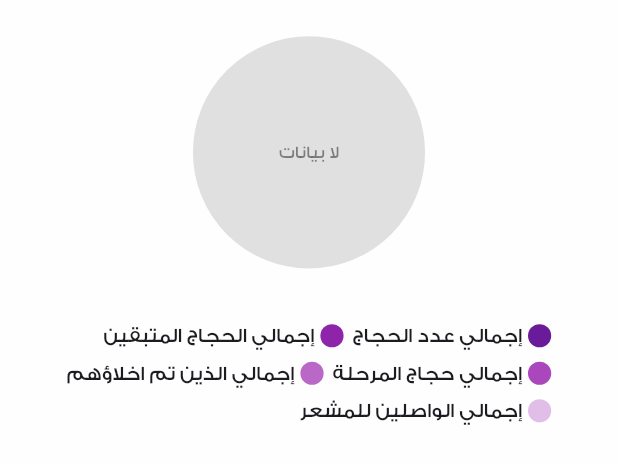
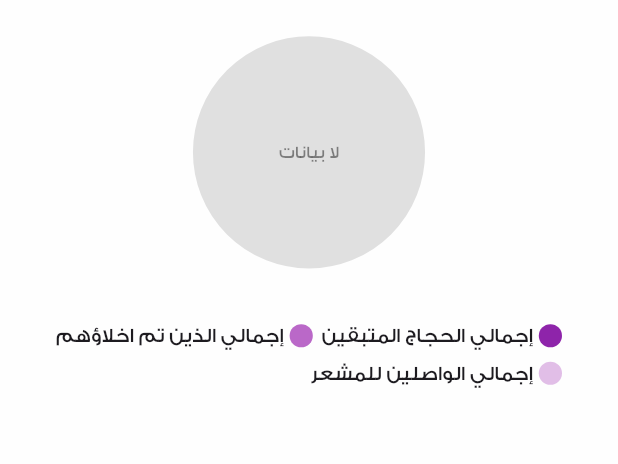
Before and after one commit to AhmadMahdaly/AL-Refadah_App, a Flutter app: the PilgrimsChartAnalysis widget shown alone on an empty page, opened directly with empty values, on a phone screen of 412 x 824 dp. Shown: the top 464 px of the screen. Run offline on Flutter 3.47's test engine with Material 3 defaults, Android fonts, the phone set to English and light mode, and no system bars; drawn by our look-alikes of fl_chart; our stand-ins replace bloc, connectivity_plus, dio, firebase_core, firebase_crashlytics, firebase_messaging and 12 more; accounts and stored records are empty; statements that could not run were skipped.

Commit message:
Add chartColor constant and update chart colors in Buses and Pilgrims analysis: Introduce a new chartColor constant for consistent color usage in pie charts. Update color references in BusesChartAnalysis and PilgrimsChartAnalysis to utilize chartColor, enhancing maintainability and readability.

```diff
--- a/lib/core/themes/colors_constants.dart
+++ b/lib/core/themes/colors_constants.dart
@@ -16,3 +16,4 @@ const kGreenColor = Color(0xFF54A700);
 
 const kAnaDarkColor = Color.fromARGB(255, 126, 0, 99);
 const kAnalysisLightColor = Color.fromARGB(255, 208, 27, 139);
+const chartColor = Colors.purple;
--- a/lib/features/home_page/widgets/dashboard/buses_reports/buses_chart_analysis.dart
+++ b/lib/features/home_page/widgets/dashboard/buses_reports/buses_chart_analysis.dart
@@ -53,7 +53,7 @@ class BusesChartAnalysis extends StatelessWidget {
       PieChartSectionData(
         radius: radius,
         value: allData.totalDepartingBuses?.toDouble(),
-        color: Colors.purple[100],
+        color: chartColor[100],
         title:
             '${((allData.totalDepartingBuses! / total) * 100).toStringAsFixed(2)}%',
         titleStyle: TextStyle(color: Colors.black45, fontSize: 12.sp),
@@ -61,7 +61,7 @@ class BusesChartAnalysis extends StatelessWidget {
       PieChartSectionData(
         radius: radius,
         value: allData.totalFinishedBuses?.toDouble(),
-        color: Colors.purple[300],
+        color: chartColor[300],
         title:
             '${((allData.totalFinishedBuses! / total) * 100).toStringAsFixed(2)}%',
         titleStyle: TextStyle(color: kMainExtrimeLightColor, fontSize: 12.sp),
@@ -69,7 +69,7 @@ class BusesChartAnalysis extends StatelessWidget {
       PieChartSectionData(
         radius: radius,
         value: allData.totalStageTrips?.toDouble(),
-        color: Colors.purple[400],
+        color: chartColor[400],
         title:
             '${((allData.totalStageTrips! / total) * 100).toStringAsFixed(2)}%',
         titleStyle: TextStyle(color: kMainExtrimeLightColor, fontSize: 12.sp),
@@ -77,14 +77,14 @@ class BusesChartAnalysis extends StatelessWidget {
       PieChartSectionData(
         radius: radius,
         value: allData.totalTrips?.toDouble(),
-        color: Colors.purple[300],
+        color: chartColor[300],
         title: '${((allData.totalTrips! / total) * 100).toStringAsFixed(2)}%',
         titleStyle: TextStyle(color: kMainExtrimeLightColor, fontSize: 12.sp),
       ),
       PieChartSectionData(
         radius: radius,
         value: allData.totalStageBuses?.toDouble(),
-        color: Colors.purple[800],
+        color: chartColor[800],
         title:
             '${((allData.totalStageBuses! / total) * 100).toStringAsFixed(2)}%',
         titleStyle: TextStyle(color: kMainExtrimeLightColor, fontSize: 12.sp),
@@ -94,11 +94,11 @@ class BusesChartAnalysis extends StatelessWidget {
 
   Widget _buildLegend() {
     final legends = [
-      ['إجمالي حافلات المرحلة', Colors.purple[800]],
-      ['إجمالي الحافلات التي أكملت الردود', Colors.purple[600]],
-      ['إجمالي ردود المرحلة', Colors.purple[400]],
-      ['إجمالي الردود', Colors.purple[300]],
-      ['إجمالي الحافلات المطلقة', Colors.purple[100]],
+      ['إجمالي حافلات المرحلة', chartColor[800]],
+      ['إجمالي الحافلات التي أكملت الردود', chartColor[600]],
+      ['إجمالي ردود المرحلة', chartColor[400]],
+      ['إجمالي الردود', chartColor[300]],
+      ['إجمالي الحافلات المطلقة', chartColor[100]],
     ];
 
     return Wrap(
--- a/lib/features/home_page/widgets/dashboard/pilgrims_reports/pilgrims_chart_analysis.dart
+++ b/lib/features/home_page/widgets/dashboard/pilgrims_reports/pilgrims_chart_analysis.dart
@@ -30,11 +30,11 @@ class PilgrimsChartAnalysis extends StatelessWidget {
 
   List<PieChartSectionData> _buildPieChartSections() {
     final total =
-        (allData.totalPilgrims ?? 0) +
-        (allData.totalStagePilgrims ?? 0) +
-        (allData.totalEvacueesPilgrims ?? 0) +
-        (allData.totalArrivedPilgrims ?? 0) +
-        (allData.totalRemainingPilgrims ?? 0);
+        // (allData.totalPilgrims ?? 0) +
+        // (allData.totalStagePilgrims ?? 0) +
+        // (allData.totalEvacueesPilgrims ?? 0) +
+        // (allData.totalArrivedPilgrims ?? 0) +
+        allData.totalRemainingPilgrims ?? 0;
     final radius = 80.r;
     if (total == 0) {
       return [
@@ -52,7 +52,7 @@ class PilgrimsChartAnalysis extends StatelessWidget {
       PieChartSectionData(
         radius: radius,
         value: allData.totalArrivedPilgrims?.toDouble(),
-        color: Colors.purple[100],
+        color: chartColor[100],
         title:
             '${((allData.totalArrivedPilgrims! / total) * 100).toStringAsFixed(2)}%',
         titleStyle: TextStyle(color: Colors.black45, fontSize: 12.sp),
@@ -62,51 +62,51 @@ class PilgrimsChartAnalysis extends StatelessWidget {
       PieChartSectionData(
         radius: radius,
         value: allData.totalEvacueesPilgrims?.toDouble(),
-        color: Colors.purple[300],
+        color: chartColor[300],
         title:
             '${((allData.totalEvacueesPilgrims! / total) * 100).toStringAsFixed(2)}%',
         titleStyle: TextStyle(color: kMainExtrimeLightColor, fontSize: 12.sp),
       ),
 
-      /// إجمالي حجاج المرحلة
-      PieChartSectionData(
-        radius: radius,
-        value: allData.totalStagePilgrims?.toDouble(),
-        color: Colors.purple[400],
-        title:
-            '${((allData.totalStagePilgrims! / total) * 100).toStringAsFixed(2)}%',
-        titleStyle: TextStyle(color: kMainExtrimeLightColor, fontSize: 12.sp),
-      ),
+      // /// إجمالي حجاج المرحلة
+      // PieChartSectionData(
+      //   radius: radius,
+      //   value: allData.totalStagePilgrims?.toDouble(),
+      //   color: Colors.purple[400],
+      //   title:
+      //       '${((allData.totalStagePilgrims! / total) * 100).toStringAsFixed(2)}%',
+      //   titleStyle: TextStyle(color: kMainExtrimeLightColor, fontSize: 12.sp),
+      // ),
 
       /// إجمالي الحجاج المتبقين
       PieChartSectionData(
         radius: radius,
         value: allData.totalRemainingPilgrims?.toDouble(),
-        color: Colors.purple[600],
+        color: chartColor[600],
         title:
             '${((allData.totalRemainingPilgrims! / total) * 100).toStringAsFixed(2)}%',
         titleStyle: TextStyle(color: kMainExtrimeLightColor, fontSize: 12.sp),
       ),
 
-      /// إجمالي عدد الحجاج
-      PieChartSectionData(
-        radius: radius,
-        value: allData.totalPilgrims?.toDouble(),
-        color: Colors.purple[800],
-        title:
-            '${((allData.totalPilgrims! / total) * 100).toStringAsFixed(2)}%',
-        titleStyle: TextStyle(color: kMainExtrimeLightColor, fontSize: 12.sp),
-      ),
+      // /// إجمالي عدد الحجاج
+      // PieChartSectionData(
+      //   radius: radius,
+      //   value: allData.totalPilgrims?.toDouble(),
+      //   color: Colors.purple[800],
+      //   title:
+      //       '${((allData.totalPilgrims! / total) * 100).toStringAsFixed(2)}%',
+      //   titleStyle: TextStyle(color: kMainExtrimeLightColor, fontSize: 12.sp),
+      // ),
     ];
   }
 
   Widget _buildLegend() {
     final legends = [
-      ['إجمالي عدد الحجاج', Colors.purple[800]],
-      ['إجمالي الحجاج المتبقين', Colors.purple[600]],
-      ['إجمالي حجاج المرحلة', Colors.purple[400]],
-      ['إجمالي الذين تم اخلاؤهم', Colors.purple[300]],
-      ['إجمالي الواصلين للمشعر', Colors.purple[100]],
+      // ['إجمالي عدد الحجاج', chartColor[800]],
+      ['إجمالي الحجاج المتبقين', chartColor[600]],
+      // ['إجمالي حجاج المرحلة', chartColor[400]],
+      ['إجمالي الذين تم اخلاؤهم', chartColor[300]],
+      ['إجمالي الواصلين للمشعر', chartColor[100]],
     ];
 
     return Wrap(
```
